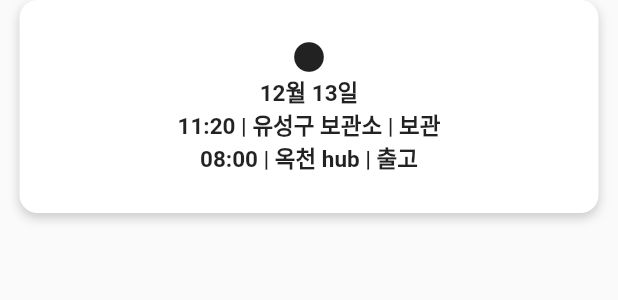
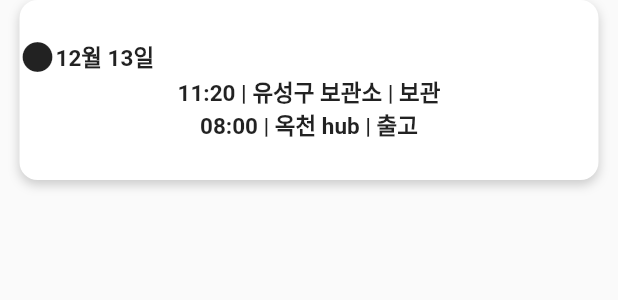
Before and after one commit to DesignSprintFindSpirit/DesignSprint_FindSpirit, a Flutter app: what deliveryStatusBox() shows on an empty page, opened directly, on a phone screen of 412 x 824 dp. Shown: the top 300 px of the screen. Run offline on Flutter 3.47's test engine with Material 2 defaults, Android fonts, the phone set to English and light mode, and no system bars; our stand-ins replace get; missing offline and left inert: google_maps_widget.

Commit message:
Update DeliveryStatusBox.dart

```diff
--- a/findspirit/lib/OrderList/Widgets/DeliveryStatusBox.dart
+++ b/findspirit/lib/OrderList/Widgets/DeliveryStatusBox.dart
@@ -27,11 +27,16 @@ class deliveryStatusBox extends StatelessWidget {
                   child: Column(
                 mainAxisAlignment: MainAxisAlignment.center,
                 children: [
-                  Icon(Icons.circle),
-                  Text(
-                    "12월 13일",
-                    style: TextStyle(fontWeight: FontWeight.bold, fontSize: 15),
-                    textAlign: TextAlign.left,
+                  Row(
+                    children: [
+                      Icon(Icons.circle),
+                      Text(
+                        "12월 13일",
+                        style: TextStyle(
+                            fontWeight: FontWeight.bold, fontSize: 15),
+                        textAlign: TextAlign.left,
+                      ),
+                    ],
                   ),
                   Text("11:20 | 유성구 보관소 | 보관",
                       style:
```
